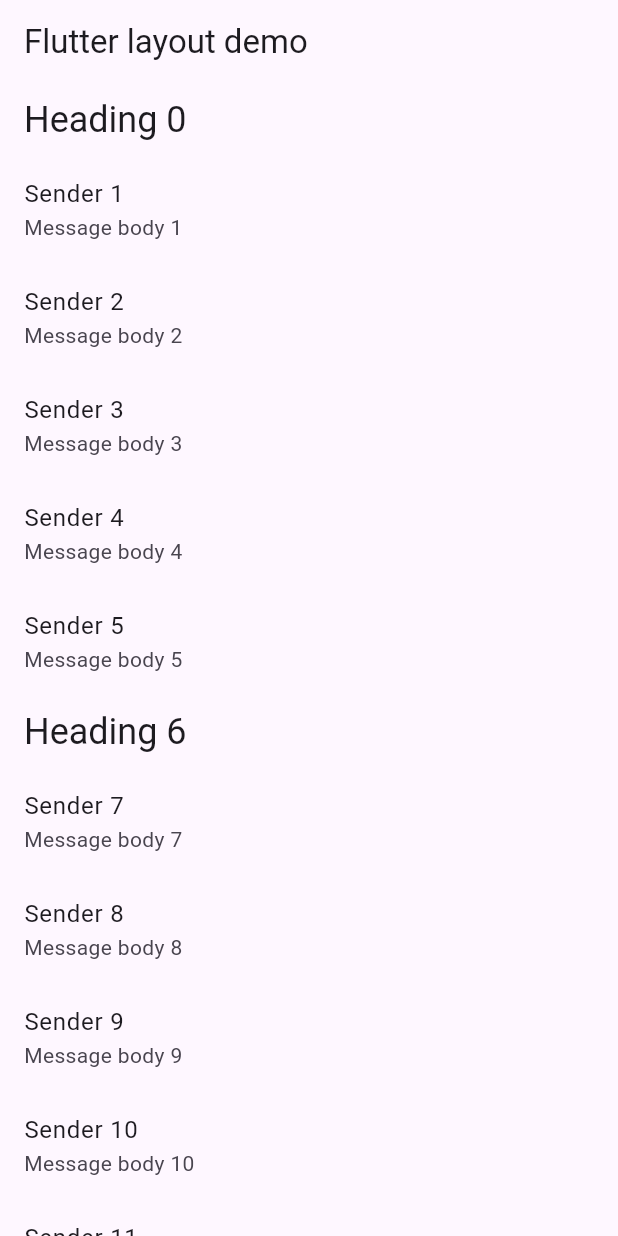
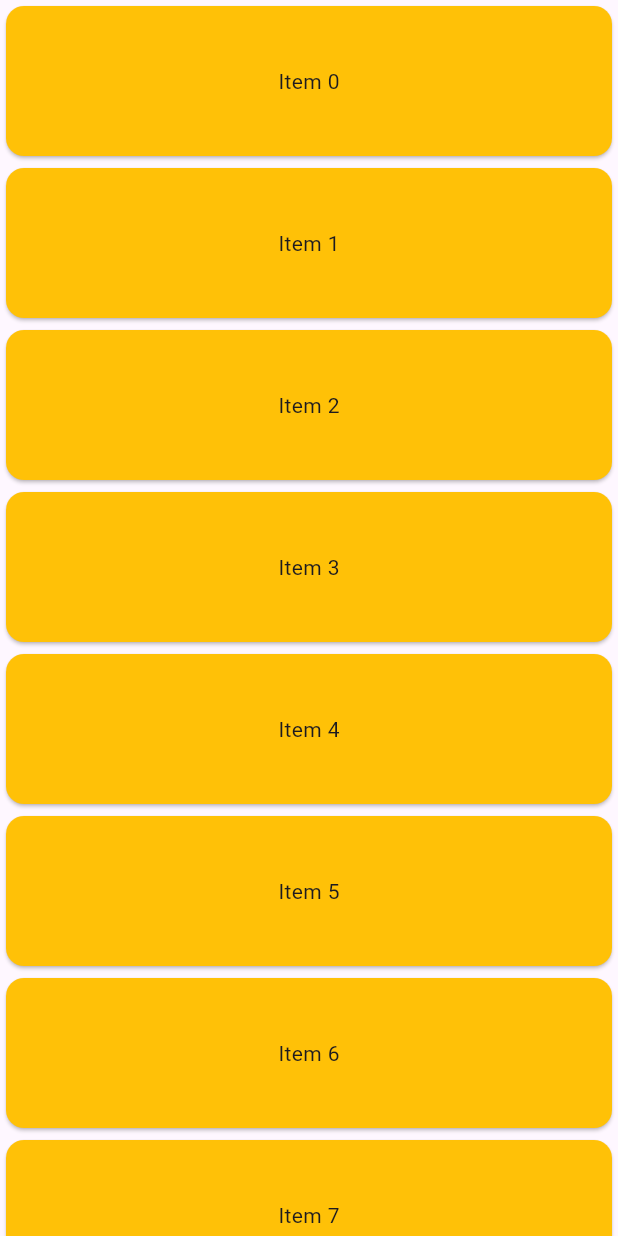
Before and after one commit to flutter-development-rboriba/list_girds_tests, a Flutter app: the screen it shows after launch, on a phone screen of 412 x 824 dp. Run offline on Flutter 3.47's test engine with Material 3 defaults, Android fonts, the phone set to English and light mode, and no system bars.

Commit message:
List with spaced items

```diff
--- a/lib/main.dart
+++ b/lib/main.dart
@@ -1,82 +1,76 @@
 import 'package:flutter/material.dart';
 
-void main() {
-  runApp(const MyApp());
-}
+void main() => runApp(const SpacedItemsList());
 
-class MyApp extends StatelessWidget {
-  const MyApp({super.key});
+class SpacedItemsList extends StatelessWidget {
+  const SpacedItemsList({super.key});
 
   @override
   Widget build(BuildContext context) {
-    const String appTitle = 'Flutter layout demo';
+    const items = 10;
 
     return MaterialApp(
-      title: appTitle,
+      title: 'Flutter Demo',
+      debugShowCheckedModeBanner: false,
+      theme: ThemeData(
+        colorScheme: ColorScheme.fromSeed(seedColor: Colors.deepPurple),
+        cardTheme: CardTheme(color: Colors.amber.shade500),
+        useMaterial3: true,
+      ),
       home: Scaffold(
-          appBar: AppBar(
-            title: const Text(appTitle),
-          ),
-          // #docregion add-widget
-          body: ListView.builder(
-            itemCount: items.length,
-            itemBuilder: (context, index) {
-              final item = items[index];
-
-              return ListTile(
-                title: item.buildTitle(context),
-                subtitle: item.buildSubtitle(context),
-              );
-            },
-          )),
+        body: LayoutBuilder(builder: (context, constraints) {
+          return SingleChildScrollView(
+            child: ConstrainedBox(
+              constraints: BoxConstraints(minHeight: constraints.maxHeight),
+              child: Column(
+                mainAxisAlignment: MainAxisAlignment.spaceBetween,
+                crossAxisAlignment: CrossAxisAlignment.stretch,
+                children: List.generate(
+                    items, (index) => ItemWidget(text: 'Item $index')),
+              ),
+            ),
+          );
+        }),
+      ),
     );
   }
 }
 
-/// The base class for the different types of items the list can contain.
-abstract class ListItem {
-  /// The title line to show in a list item.
-  Widget buildTitle(BuildContext context);
+class ItemWidget extends StatelessWidget {
+  const ItemWidget({
+    super.key,
+    required this.text,
+  });
 
-  /// The subtitle line, if any, to show in a list item.
-  Widget buildSubtitle(BuildContext context);
+  final String text;
+
+  @override
+  Widget build(BuildContext context) {
+    return Card(
+      child: SizedBox(
+        height: 100,
+        child: Center(child: Text(text)),
+      ),
+    );
+  }
 }
 
-/// A ListItem that contains data to display a heading.
-class HeadingItem implements ListItem {
-  final String heading;
+// LayoutBuilder(Builder: (context, constraints) {
+//   return SingleChildScrollView(
+//     child: ConstrainedBox(
+//       constraints: BoxConstraints(minHeight: constraints.maxHeight),
+//       child: Column(
+//         mainAxisAlignment: MainAxisAlignment.spaceBetween,
+//         children: [
+//           ItemWidget(text: 'Item 1'),
+//           Spacer(),
+//           ItemWidget(text: 'Item 2'),
+//           Expanded(
+//             child: ItemWidget(text: 'Item 3'),
+//           )
 
-  HeadingItem(this.heading);
-
-  @override
-  Widget buildTitle(BuildContext context) {
-    return Text(
-      heading,
-      style: Theme.of(context).textTheme.headlineSmall,
-    );
-  }
-
-  @override
-  Widget buildSubtitle(BuildContext context) => const SizedBox.shrink();
-}
-
-/// A ListItem that contains data to display a message.
-class MessageItem implements ListItem {
-  final String sender;
-  final String body;
-
-  MessageItem(this.sender, this.body);
-
-  @override
-  Widget buildTitle(BuildContext context) => Text(sender);
-
-  @override
-  Widget buildSubtitle(BuildContext context) => Text(body);
-}
-
-final items = List<ListItem>.generate(
-  1000,
-  (i) => i % 6 == 0
-      ? HeadingItem('Heading $i')
-      : MessageItem('Sender $i', 'Message body $i'),
-);
+//         ],
+//       ),
+//     ),
+//   );
+// });
```
